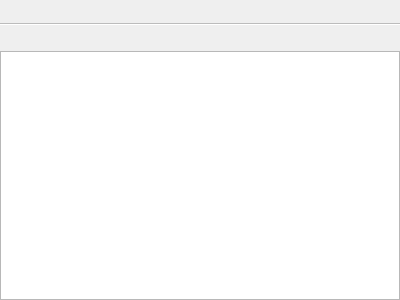
Old version of the form qt/ui/transaction_view.ui in the repository Mouchnino/moneyguru.
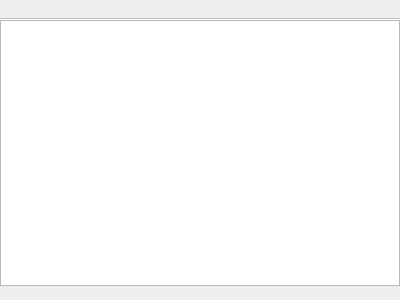
New version of the form. Custom widgets are drawn as their Qt base class.

Commit message:
qt: Basic UI tweaks.
extra : convert_revision : svn%3A7afd0f2a-1d33-46b8-9979-f8add37626ee/trunk%40291

```diff
--- a/qt/ui/transaction_view.ui
+++ b/qt/ui/transaction_view.ui
@@ -14,6 +14,9 @@
    <string>Form</string>
   </property>
   <layout class="QVBoxLayout" name="verticalLayout">
+   <property name="spacing">
+    <number>0</number>
+   </property>
    <property name="margin">
     <number>0</number>
    </property>
@@ -22,18 +25,11 @@
      <property name="minimumSize">
       <size>
        <width>0</width>
-       <height>25</height>
+       <height>20</height>
       </size>
      </property>
     </widget>
    </item>
-   <item>
-    <widget class="QLabel" name="totalsLabel">
-     <property name="text">
-      <string/>
-     </property>
-    </widget>
-   </item>
    <item>
     <widget class="TableView" name="tableView">
      <property name="acceptDrops">
@@ -68,6 +64,13 @@
      </attribute>
     </widget>
    </item>
+   <item>
+    <widget class="QLabel" name="totalsLabel">
+     <property name="text">
+      <string/>
+     </property>
+    </widget>
+   </item>
   </layout>
  </widget>
  <customwidgets>
```
The commit also changes 3 other files.
